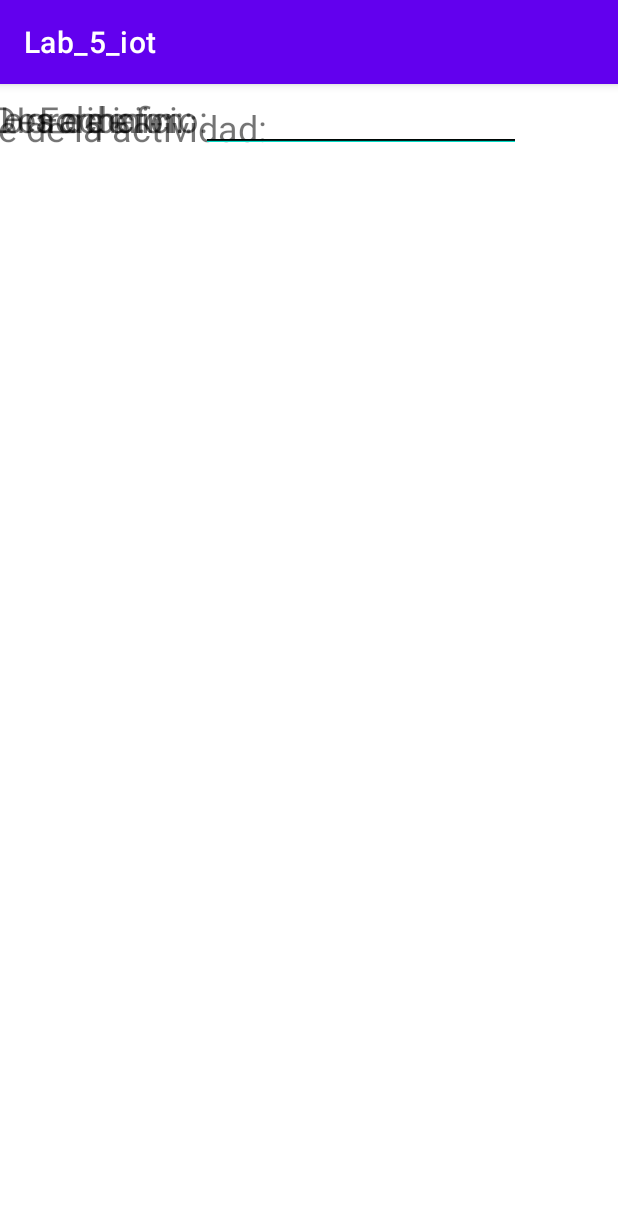
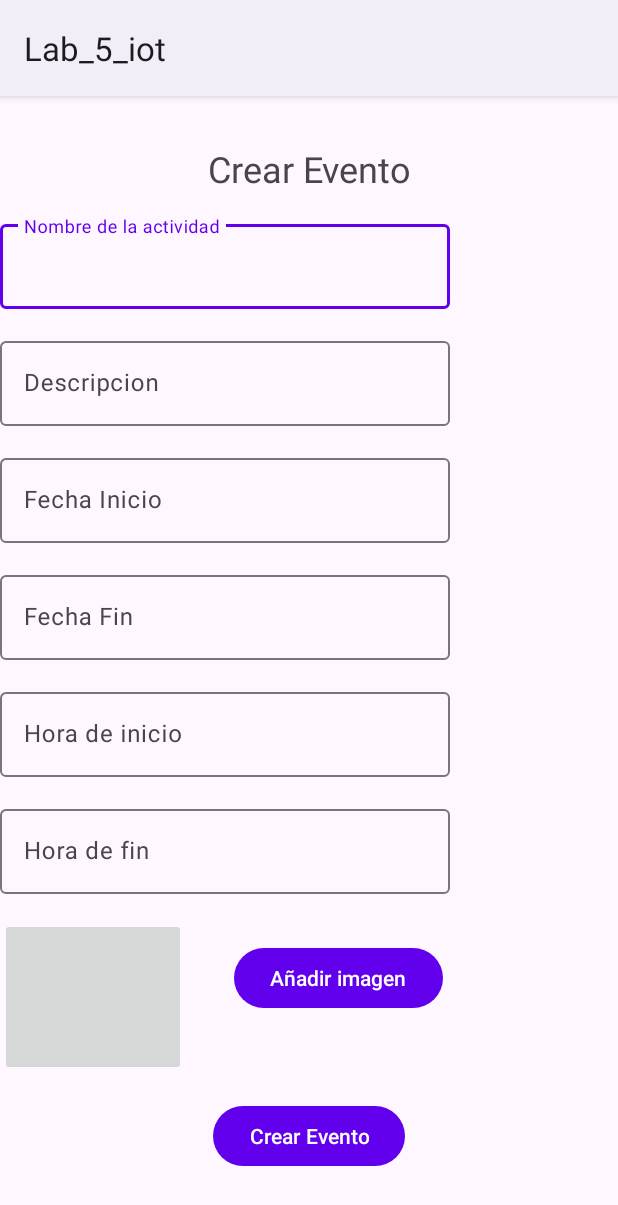
Before and after one commit to JoaquinOrellana/Lab_5_iot, an Android app: the agregarEvento screen opened directly, with no data from a screen before it, on a phone screen of 412 x 824 dp. Shown: the top 1205 px of the screen. Run offline under Robolectric (Android 15) with nearby library versions, the phone set to English and light mode, and no system bars; our stand-ins replace Firebase (no records; nobody signed in at launch, a user with empty details on screens opened directly).

Commit message:
crearEvento

```diff
--- a/app/src/main/java/edu/pucp/lab_5_iot/ListarEventos.java
+++ b/app/src/main/java/edu/pucp/lab_5_iot/ListarEventos.java
@@ -212,4 +212,9 @@ public class ListarEventos extends AppCompatActivity {
             Log.d("msg-fb", "error al loguearse");
         }
     }
+
+    public void anadirEvento (View view){
+        startActivity(new Intent(ListarEventos.this, agregarEvento.class));
+    }
+
 }
--- a/app/src/main/java/edu/pucp/lab_5_iot/PruebaActivity.java
+++ b/app/src/main/java/edu/pucp/lab_5_iot/PruebaActivity.java
@@ -34,12 +34,12 @@ public class PruebaActivity extends AppCompatActivity {
             EventoDTO evento = new EventoDTO();
             evento.setTitulo("xd");
             evento.setDescripcion("xd");
-            evento.setFechaYHora(LocalDateTime.now());
+        //    evento.setFechaYHora(LocalDateTime.now());
             evento.setImgID("xd");
 
-            ref.child(evento.getFechaYHora().toString()).setValue(evento)
-                    .addOnSuccessListener(aVOid -> Log.d("msg", "Información Guardada Exitosamente"))
-                    .addOnFailureListener(e -> Log.d("msg", e.getMessage()));
+         //   ref.child(evento.getFechaYHora().toString()).setValue(evento)
+        //           .addOnSuccessListener(aVOid -> Log.d("msg", "Información Guardada Exitosamente"))
+          //          .addOnFailureListener(e -> Log.d("msg", e.getMessage()));
 
         }
 
--- a/app/src/main/java/edu/pucp/lab_5_iot/agregarEvento.java
+++ b/app/src/main/java/edu/pucp/lab_5_iot/agregarEvento.java
@@ -3,12 +3,65 @@ package edu.pucp.lab_5_iot;
 import androidx.appcompat.app.AppCompatActivity;
 
 import android.os.Bundle;
+import android.view.View;
+import android.widget.EditText;
+
+import com.google.firebase.auth.FirebaseAuth;
+import com.google.firebase.auth.FirebaseUser;
+import com.google.firebase.database.DatabaseReference;
+import com.google.firebase.database.FirebaseDatabase;
+
+import java.time.LocalDate;
+import java.time.LocalDateTime;
+import java.time.LocalTime;
+import java.time.format.DateTimeFormatter;
+
+import edu.pucp.lab_5_iot.DTO.EventoDTO;
 
 public class agregarEvento extends AppCompatActivity {
 
+    FirebaseDatabase firebaseDatabase;
     @Override
     protected void onCreate(Bundle savedInstanceState) {
         super.onCreate(savedInstanceState);
         setContentView(R.layout.create_event);
+
+        firebaseDatabase = FirebaseDatabase.getInstance();
+    }
+
+    public void guardarEvento(View view){
+        DatabaseReference ref = firebaseDatabase.getReference();
+        EditText nombreActividad = findViewById(R.id.nombreActividad);
+        EditText descripcion = findViewById(R.id.descripcion);
+        EditText fechaInicio = findViewById(R.id.fechainicio);
+        EditText fechaFin = findViewById(R.id.fechafin);
+        EditText horaInicio = findViewById(R.id.horaInicio);
+        EditText horaFin = findViewById(R.id.horaFin);
+
+        if (android.os.Build.VERSION.SDK_INT >= android.os.Build.VERSION_CODES.O) {
+
+            DateTimeFormatter fechas = DateTimeFormatter.ofPattern("dd/M/uuu");
+            DateTimeFormatter horas = DateTimeFormatter.ofPattern("HH:mm");
+            LocalDate fechainicio1 = LocalDate.parse(fechaInicio.getText(),fechas);
+            LocalDate fechafin1 = LocalDate.parse(fechaFin.getText(),fechas);
+            LocalTime horainicio1 = LocalTime.parse(horaInicio.getText(),horas);
+            LocalTime horafin1 = LocalTime.parse(horaFin.getText(),horas);
+
+            LocalDateTime fechaYhoraInicio = LocalDateTime.of(fechainicio1,horainicio1);
+            LocalDateTime fechaYhoraFin = LocalDateTime.of(fechafin1,horafin1);
+
+            EventoDTO evento = new EventoDTO();
+            evento.setTitulo(nombreActividad.getText().toString());
+            evento.setFechaYHoraInicio(fechaYhoraInicio);
+            evento.setFechaYHoraFin(fechaYhoraFin);
+            evento.setDescripcion(descripcion.getText().toString());
+            FirebaseUser currentUser = FirebaseAuth.getInstance().getCurrentUser();
+            ref.child("eventos").child(currentUser.getUid()).child(fechaYhoraInicio.toString()).setValue(evento);
+
+
+        }
+
+
+
     }
 }
--- a/app/src/main/res/layout/activity_editar_evento.xml
+++ b/app/src/main/res/layout/activity_editar_evento.xml
@@ -12,12 +12,13 @@
         android:layout_width="155dp"
         android:layout_height="41dp"
         android:layout_marginStart="16dp"
+        android:layout_marginTop="93dp"
         android:layout_marginEnd="49dp"
         android:ems="10"
         android:inputType="textPersonName"
         app:layout_constraintEnd_toEndOf="parent"
         app:layout_constraintStart_toEndOf="@+id/textView12"
-        tools:layout_editor_absoluteY="93dp" />
+        app:layout_constraintTop_toTopOf="parent" />
 
     <EditText
         android:id="@+id/nombreActividad4"
--- a/app/src/main/res/layout/activity_listar_actividades.xml
+++ b/app/src/main/res/layout/activity_listar_actividades.xml
@@ -23,7 +23,7 @@
         android:layout_height="45dp"
         android:layout_marginTop="32dp"
         android:layout_marginEnd="32dp"
-        android:onClick="anadirDispositivo"
+        android:onClick="anadirEvento"
         android:text="Añadir"
         app:layout_constraintEnd_toEndOf="parent"
         app:layout_constraintTop_toTopOf="parent" />
--- a/app/src/main/res/layout/create_event.xml
+++ b/app/src/main/res/layout/create_event.xml
@@ -3,114 +3,130 @@
     xmlns:app="http://schemas.android.com/apk/res-auto"
     xmlns:tools="http://schemas.android.com/tools"
     android:layout_width="match_parent"
-    android:layout_height="match_parent">
+    android:layout_height="match_parent"
+    tools:onClick="guardarEvento">
 
-    <TextView
-        android:id="@+id/titulo_actividad"
-        android:layout_width="wrap_content"
+    <com.google.android.material.textfield.TextInputLayout
+        android:id="@+id/inputActividadLayout"
+        android:layout_width="300dp"
         android:layout_height="wrap_content"
-        android:text="Nobre de la actividad:"
-        android:textSize="24sp"
-        app:layout_constraintBottom_toBottomOf="@+id/nombreActividad"
-        app:layout_constraintEnd_toEndOf="@+id/textView3"
-        app:layout_constraintStart_toStartOf="@+id/textView3"
-        app:layout_constraintTop_toTopOf="@+id/nombreActividad"
-        app:layout_constraintVertical_bias="1.0" />
+        android:layout_marginTop="80dp"
+        android:hint="Nombre de la actividad"
+        app:layout_constraintTop_toTopOf="parent"
+        tools:ignore="MissingConstraints"
+        tools:layout_editor_absoluteX="48dp">
 
-    <EditText
-        android:id="@+id/nombreActividad"
-        android:layout_width="wrap_content"
+        <com.google.android.material.textfield.TextInputEditText
+            android:id="@+id/nombreActividad"
+            android:layout_width="match_parent"
+            android:layout_height="wrap_content" />
+
+    </com.google.android.material.textfield.TextInputLayout>
+
+    <com.google.android.material.textfield.TextInputLayout
+        android:id="@+id/despcripcionLayout"
+        android:layout_width="300dp"
         android:layout_height="wrap_content"
-        android:layout_marginStart="112dp"
-        android:layout_marginEnd="220dp"
-        android:ems="10"
-        android:inputType="textPersonName"
-        app:layout_constraintEnd_toEndOf="parent"
-        app:layout_constraintStart_toEndOf="@+id/titulo_actividad"
-        tools:layout_editor_absoluteY="178dp" />
+        android:layout_marginTop="16dp"
+        android:hint="Descripcion"
+        app:layout_constraintEnd_toEndOf="@+id/inputActividadLayout"
+        app:layout_constraintStart_toStartOf="@+id/inputActividadLayout"
+        app:layout_constraintTop_toBottomOf="@+id/inputActividadLayout"
+        tools:ignore="MissingConstraints"
+        tools:layout_editor_absoluteX="48dp">
 
-    <TextView
-        android:id="@+id/textView3"
-        android:layout_width="wrap_content"
+        <com.google.android.material.textfield.TextInputEditText
+            android:id="@+id/descripcion"
+            android:layout_width="match_parent"
+            android:layout_height="wrap_content" />
+
+    </com.google.android.material.textfield.TextInputLayout>
+
+
+    <com.google.android.material.textfield.TextInputLayout
+        android:id="@+id/fechainicioLayout"
+        android:layout_width="300dp"
         android:layout_height="wrap_content"
-        android:text="Descripcion:"
-        android:textSize="24sp"
-        app:layout_constraintBottom_toBottomOf="@+id/descripcion"
-        app:layout_constraintEnd_toEndOf="@+id/textView4"
-        app:layout_constraintStart_toStartOf="@+id/textView4"
-        app:layout_constraintTop_toTopOf="@+id/descripcion" />
+        android:layout_marginTop="16dp"
+        android:hint="Fecha Inicio"
+        app:layout_constraintEnd_toEndOf="@+id/despcripcionLayout"
+        app:layout_constraintHorizontal_bias="0.0"
+        app:layout_constraintStart_toStartOf="@+id/despcripcionLayout"
+        app:layout_constraintTop_toBottomOf="@+id/despcripcionLayout"
+        tools:ignore="MissingConstraints"
+        tools:layout_editor_absoluteX="48dp">
 
-    <TextView
-        android:id="@+id/textView4"
-        android:layout_width="wrap_content"
+        <com.google.android.material.textfield.TextInputEditText
+            android:id="@+id/fechainicio"
+            android:inputType="date"
+            android:layout_width="match_parent"
+            android:layout_height="wrap_content" />
+
+    </com.google.android.material.textfield.TextInputLayout>
+
+    <com.google.android.material.textfield.TextInputLayout
+        android:id="@+id/fechafinLayout"
+        android:layout_width="300dp"
         android:layout_height="wrap_content"
-        android:text="Fecha:"
-        android:textSize="24sp"
-        app:layout_constraintBottom_toBottomOf="@+id/fecha"
-        app:layout_constraintEnd_toEndOf="@+id/textView5"
-        app:layout_constraintStart_toStartOf="@+id/textView5"
-        app:layout_constraintTop_toTopOf="@+id/fecha" />
+        android:layout_marginTop="16dp"
+        android:hint="Fecha Fin"
+        app:layout_constraintEnd_toEndOf="@+id/fechainicioLayout"
+        app:layout_constraintHorizontal_bias="0.0"
+        app:layout_constraintStart_toStartOf="@+id/fechainicioLayout"
+        app:layout_constraintTop_toBottomOf="@+id/fechainicioLayout"
+        tools:ignore="MissingConstraints"
+        tools:layout_editor_absoluteX="48dp">
 
-    <TextView
-        android:id="@+id/textView5"
-        android:layout_width="wrap_content"
+        <com.google.android.material.textfield.TextInputEditText
+            android:id="@+id/fechafin"
+            android:inputType="date"
+            android:layout_width="match_parent"
+            android:layout_height="wrap_content" />
+
+    </com.google.android.material.textfield.TextInputLayout>
+
+    <com.google.android.material.textfield.TextInputLayout
+        android:id="@+id/finLayout"
+        android:layout_width="300dp"
         android:layout_height="wrap_content"
-        android:text="Hora de inicio:"
-        android:textSize="24sp"
-        app:layout_constraintBottom_toBottomOf="@+id/horaInicio"
-        app:layout_constraintEnd_toEndOf="@+id/textView6"
-        app:layout_constraintStart_toStartOf="@+id/textView6"
-        app:layout_constraintTop_toTopOf="@+id/horaInicio" />
+        android:layout_marginTop="16dp"
+        android:hint="Hora de inicio"
+        app:layout_constraintEnd_toEndOf="@+id/fechafinLayout"
+        app:layout_constraintHorizontal_bias="0.0"
+        app:layout_constraintStart_toStartOf="@+id/fechafinLayout"
+        app:layout_constraintTop_toBottomOf="@+id/fechafinLayout"
+        tools:ignore="MissingConstraints"
+        tools:layout_editor_absoluteX="48dp">
 
-    <TextView
-        android:id="@+id/textView6"
-        android:layout_width="wrap_content"
+        <com.google.android.material.textfield.TextInputEditText
+            android:id="@+id/horaInicio"
+            android:inputType="time"
+            android:layout_width="match_parent"
+            android:layout_height="wrap_content" />
+
+    </com.google.android.material.textfield.TextInputLayout>
+
+    <com.google.android.material.textfield.TextInputLayout
+        android:id="@+id/horafinLayout"
+        android:layout_width="300dp"
         android:layout_height="wrap_content"
-        android:text="Hora de fin:"
-        android:textSize="24sp"
-        app:layout_constraintBottom_toBottomOf="@+id/horaFin"
-        app:layout_constraintTop_toTopOf="@+id/horaFin"
-        tools:layout_editor_absoluteX="237dp" />
+        android:layout_marginTop="16dp"
+        android:hint="Hora de fin"
+        app:layout_constraintEnd_toEndOf="@+id/finLayout"
+        app:layout_constraintHorizontal_bias="0.0"
+        app:layout_constraintStart_toStartOf="@+id/finLayout"
+        app:layout_constraintTop_toBottomOf="@+id/finLayout"
+        tools:ignore="MissingConstraints"
+        tools:layout_editor_absoluteX="48dp">
 
-    <EditText
-        android:id="@+id/fecha"
-        android:layout_width="wrap_content"
-        android:layout_height="wrap_content"
-        android:ems="10"
-        android:inputType="date"
-        app:layout_constraintEnd_toEndOf="@+id/descripcion"
-        app:layout_constraintStart_toStartOf="@+id/descripcion"
-        tools:layout_editor_absoluteY="451dp" />
+        <com.google.android.material.textfield.TextInputEditText
+            android:id="@+id/horaFin"
+            android:layout_width="match_parent"
+            android:inputType="time"
+            android:layout_height="wrap_content" />
 
-    <EditText
-        android:id="@+id/horaInicio"
-        android:layout_width="wrap_content"
-        android:layout_height="wrap_content"
-        android:ems="10"
-        android:inputType="time"
-        app:layout_constraintEnd_toEndOf="@+id/fecha"
-        app:layout_constraintStart_toStartOf="@+id/fecha"
-        tools:layout_editor_absoluteY="560dp" />
+    </com.google.android.material.textfield.TextInputLayout>
 
-    <EditText
-        android:id="@+id/horaFin"
-        android:layout_width="wrap_content"
-        android:layout_height="wrap_content"
-        android:ems="10"
-        android:inputType="time"
-        app:layout_constraintEnd_toEndOf="@+id/horaInicio"
-        app:layout_constraintStart_toStartOf="@+id/horaInicio"
-        tools:layout_editor_absoluteY="679dp" />
-
-    <EditText
-        android:id="@+id/descripcion"
-        android:layout_width="wrap_content"
-        android:layout_height="wrap_content"
-        android:ems="10"
-        android:inputType="textPersonName"
-        app:layout_constraintEnd_toEndOf="@+id/nombreActividad"
-        app:layout_constraintStart_toStartOf="@+id/nombreActividad"
-        tools:layout_editor_absoluteY="315dp" />
 
     <ImageView
         android:id="@+id/imageView"
@@ -121,7 +137,7 @@
         android:layout_marginEnd="416dp"
         app:layout_constraintEnd_toEndOf="parent"
         app:layout_constraintStart_toStartOf="parent"
-        app:layout_constraintTop_toBottomOf="@+id/horaFin"
+        app:layout_constraintTop_toBottomOf="@+id/horafinLayout"
         tools:srcCompat="@tools:sample/avatars" />
 
     <Button
@@ -133,4 +149,49 @@
         app:layout_constraintEnd_toEndOf="@+id/imageView"
         app:layout_constraintStart_toStartOf="@+id/imageView"
         app:layout_constraintTop_toBottomOf="@+id/imageView" />
+
+    <ImageButton
+        android:id="@+id/imageButton"
+        android:layout_width="124dp"
+        android:layout_height="105dp"
+        android:layout_marginTop="16dp"
+        app:layout_constraintTop_toBottomOf="@+id/horafinLayout"
+        tools:layout_editor_absoluteX="48dp"
+        tools:srcCompat="@tools:sample/avatars" />
+
+    <Button
+        android:id="@+id/imagen_btn"
+        android:layout_width="wrap_content"
+        android:layout_height="wrap_content"
+        android:layout_marginStart="32dp"
+        android:layout_marginTop="32dp"
+        android:text="Añadir imagen"
+        app:layout_constraintStart_toEndOf="@+id/imageButton"
+        app:layout_constraintTop_toBottomOf="@+id/horafinLayout" />
+
+    <Button
+        android:id="@+id/crear_btn"
+        android:layout_width="wrap_content"
+        android:layout_height="wrap_content"
+        android:layout_marginStart="140dp"
+        android:layout_marginTop="16dp"
+        android:layout_marginEnd="140dp"
+        android:onClick="guardarEvento"
+        android:text="Crear Evento"
+        app:layout_constraintEnd_toEndOf="parent"
+        app:layout_constraintStart_toStartOf="parent"
+        app:layout_constraintTop_toBottomOf="@+id/imageButton" />
+
+    <TextView
+        android:id="@+id/textView7"
+        android:layout_width="wrap_content"
+        android:layout_height="wrap_content"
+        android:layout_marginStart="135dp"
+        android:layout_marginTop="32dp"
+        android:layout_marginEnd="135dp"
+        android:text="Crear Evento"
+        android:textSize="24sp"
+        app:layout_constraintEnd_toEndOf="parent"
+        app:layout_constraintStart_toStartOf="parent"
+        app:layout_constraintTop_toTopOf="parent" />
 </androidx.constraintlayout.widget.ConstraintLayout>
--- a/app/src/main/res/values/themes.xml
+++ b/app/src/main/res/values/themes.xml
@@ -1,6 +1,6 @@
 <resources xmlns:tools="http://schemas.android.com/tools">
     <!-- Base application theme. -->
-    <style name="Theme.Lab_5_iot" parent="Theme.MaterialComponents.DayNight.DarkActionBar">
+    <style name="Theme.Lab_5_iot" parent="Theme.Material3.DayNight">
         <!-- Primary brand color. -->
         <item name="colorPrimary">@color/purple_500</item>
         <item name="colorPrimaryVariant">@color/purple_700</item>
--- a/build.gradle
+++ b/build.gradle
@@ -1,7 +1,7 @@
 // Top-level build file where you can add configuration options common to all sub-projects/modules.
 plugins {
-    id 'com.android.application' version '7.2.2' apply false
-    id 'com.android.library' version '7.2.2' apply false
+    id 'com.android.application' version '7.3.1' apply false
+    id 'com.android.library' version '7.3.1' apply false
     id 'com.google.gms.google-services' version '4.3.13' apply false
 }
 
```
Also changed, not shown: gradle/wrapper/gradle-wrapper.properties.
